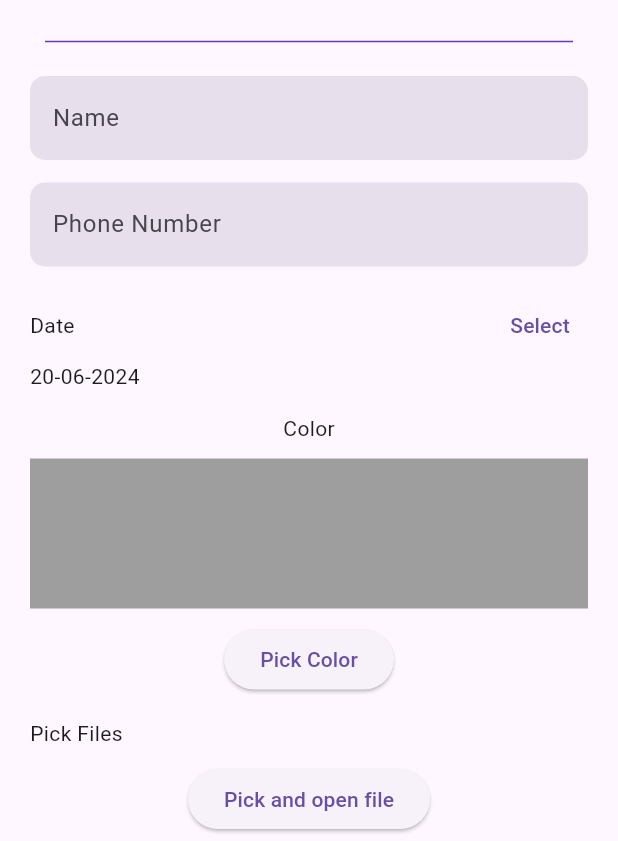
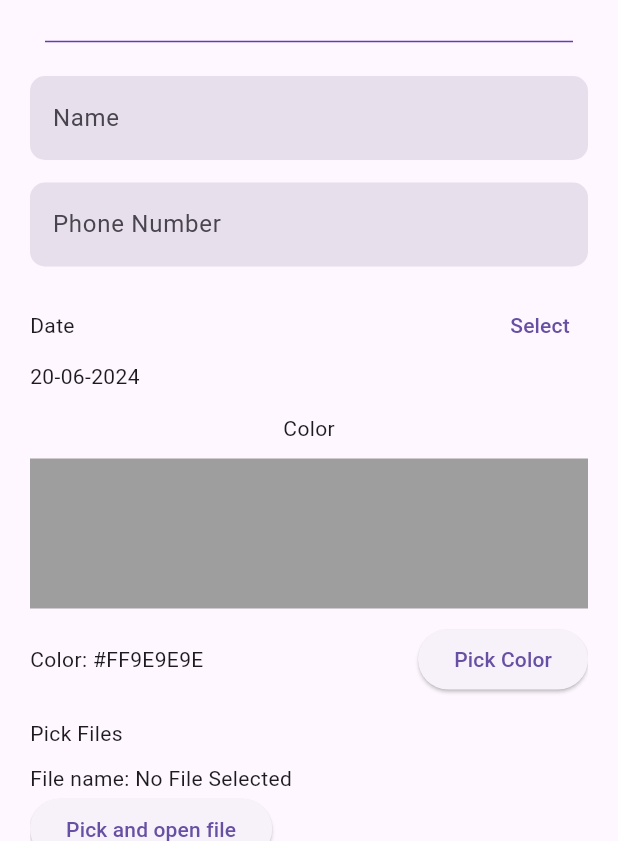
Before and after one commit to NgurahAp/BoneUpOn, a Flutter app: the screen it shows after launch, on a phone screen of 412 x 824 dp, the part 395-1236 px from its top. Run offline on Flutter 3.47's test engine with Material 3 defaults, Android fonts, the phone set to English and light mode, and no system bars; our stand-ins replace file_picker, flutter_colorpicker, open_file.

Commit message:
Finisg ui

```diff
--- a/09 Flutter Form/Priority 2/bone_up_on/lib/contact_page.dart
+++ b/09 Flutter Form/Priority 2/bone_up_on/lib/contact_page.dart
@@ -80,6 +80,7 @@ class _ContactPageState extends State<ContactPage> {
 
   Widget form() {
     return Column(
+      crossAxisAlignment: CrossAxisAlignment.start,
       children: [
         buildTextField(
           controller: nameController,
@@ -158,13 +159,18 @@ class _ContactPageState extends State<ContactPage> {
         const SizedBox(
           height: 10,
         ),
-        Center(
-          child: ElevatedButton(
+        Row(
+          mainAxisAlignment: MainAxisAlignment.spaceBetween,
+          children: [
+            Text(
+                'Color: ${_currentColor.value.toRadixString(16).padLeft(9, '#').toUpperCase()}'),
+            ElevatedButton(
               onPressed: () {
                 _submitColor(_currentColor);
               },
               child: const Text('Pick Color'),
             ),
+          ],
         )
       ],
     );
@@ -203,13 +209,12 @@ class _ContactPageState extends State<ContactPage> {
       children: [
         const Text('Pick Files'),
         const SizedBox(height: 10),
-        Center(
-          child: ElevatedButton(
+        Text('File name: $_submittedFile'),
+        ElevatedButton(
           onPressed: () {
             _pickFile();
           },
           child: const Text('Pick and open file'),
-          ),
         )
       ],
     );
@@ -406,14 +411,18 @@ class _ContactPageState extends State<ContactPage> {
               const SizedBox(
                 height: 10,
               ),
-              Center(
-                child: ElevatedButton(
+              Row(
+                mainAxisAlignment: MainAxisAlignment.spaceBetween,
+                children: [
+                  Text(
+                      'Color: ${_editingcolor.value.toRadixString(16).padLeft(9, '#').toUpperCase()}'),
+                  ElevatedButton(
                     onPressed: () {
                       showDialog(
                         context: context,
                         builder: (context) {
                           return AlertDialog(
-                          title: const Text('Pick Your Color'),
+                            title: const Text('Change color'),
                             content: BlockPicker(
                               pickerColor: _editingcolor,
                               onColorChanged: (color) {
@@ -436,8 +445,9 @@ class _ContactPageState extends State<ContactPage> {
                     },
                     child: const Text('Pick Color'),
                   ),
+                ],
               ),
-              Text('Pick Files'),
+              Text('File Name: $_editingFile'),
               const SizedBox(height: 10),
               Center(
                 child: ElevatedButton(
```
Lines whose indentation alone changed are shown as unchanged.
